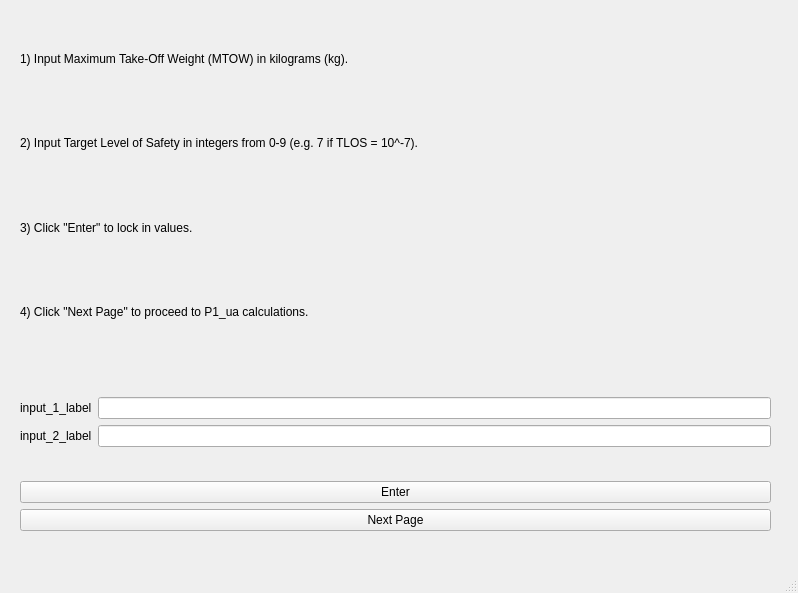
First picture: the form in UI/FYP_1.ui, repository ssjh96/FYP_UAV_Reliability_Calculator, before the edit.
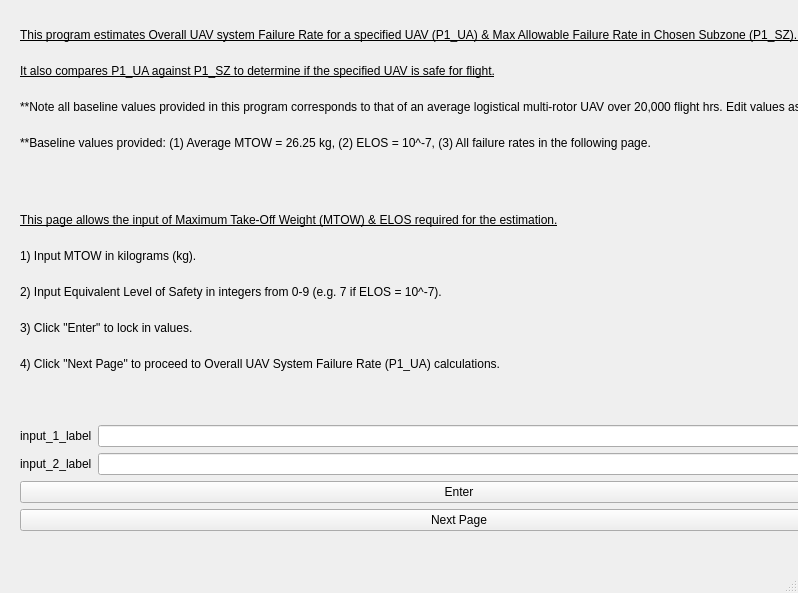
Second picture: the form after the edit.

Commit message: Added instructions and notes in UI1 and UI2. Added initial labelling in for UI3.

Diff of the .ui file:
```diff
--- a/UI/FYP_1.ui
+++ b/UI/FYP_1.ui
@@ -19,22 +19,88 @@
      <rect>
       <x>20</x>
       <y>20</y>
-      <width>751</width>
+      <width>878</width>
       <height>511</height>
      </rect>
     </property>
     <layout class="QVBoxLayout" name="verticalLayout_2">
+     <item>
+      <widget class="QLabel" name="label_7">
+       <property name="font">
+        <font>
+         <underline>true</underline>
+        </font>
+       </property>
+       <property name="text">
+        <string>This program estimates Overall UAV system Failure Rate for a specified UAV (P1_UA) &amp; Max Allowable Failure Rate in Chosen Subzone (P1_SZ). </string>
+       </property>
+      </widget>
+     </item>
+     <item>
+      <widget class="QLabel" name="label_8">
+       <property name="font">
+        <font>
+         <underline>true</underline>
+        </font>
+       </property>
+       <property name="text">
+        <string>It also compares P1_UA against P1_SZ to determine if the specified UAV is safe for flight.</string>
+       </property>
+      </widget>
+     </item>
+     <item>
+      <widget class="QLabel" name="label_5">
+       <property name="text">
+        <string>**Note all baseline values provided in this program corresponds to that of an average logistical multi-rotor UAV over 20,000 flight hrs. Edit values as required.</string>
+       </property>
+      </widget>
+     </item>
+     <item>
+      <widget class="QLabel" name="label_6">
+       <property name="text">
+        <string>**Baseline values provided: (1) Average MTOW = 26.25 kg, (2) ELOS = 10^-7, (3) All failure rates in the following page.</string>
+       </property>
+      </widget>
+     </item>
+     <item>
+      <spacer name="verticalSpacer_2">
+       <property name="orientation">
+        <enum>Qt::Vertical</enum>
+       </property>
+       <property name="sizeType">
+        <enum>QSizePolicy::Minimum</enum>
+       </property>
+       <property name="sizeHint" stdset="0">
+        <size>
+         <width>20</width>
+         <height>40</height>
+        </size>
+       </property>
+      </spacer>
+     </item>
+     <item>
+      <widget class="QLabel" name="label_9">
+       <property name="font">
+        <font>
+         <underline>true</underline>
+        </font>
+       </property>
+       <property name="text">
+        <string>This page allows the input of Maximum Take-Off Weight (MTOW) &amp; ELOS required for the estimation.</string>
+       </property>
+      </widget>
+     </item>
      <item>
       <widget class="QLabel" name="label">
        <property name="text">
-        <string>1) Input Maximum Take-Off Weight (MTOW) in kilograms (kg).</string>
+        <string>1) Input MTOW in kilograms (kg).</string>
        </property>
       </widget>
      </item>
      <item>
       <widget class="QLabel" name="label_2">
        <property name="text">
-        <string>2) Input Target Level of Safety in integers from 0-9 (e.g. 7 if TLOS = 10^-7).</string>
+        <string>2) Input Equivalent Level of Safety in integers from 0-9 (e.g. 7 if ELOS = 10^-7).</string>
        </property>
       </widget>
      </item>
@@ -48,7 +114,7 @@
      <item>
       <widget class="QLabel" name="label_4">
        <property name="text">
-        <string>4) Click &quot;Next Page&quot; to proceed to P1_ua calculations.</string>
+        <string>4) Click &quot;Next Page&quot; to proceed to Overall UAV System Failure Rate (P1_UA) calculations.</string>
        </property>
       </widget>
      </item>
```
The commit also changes 3 other files.
